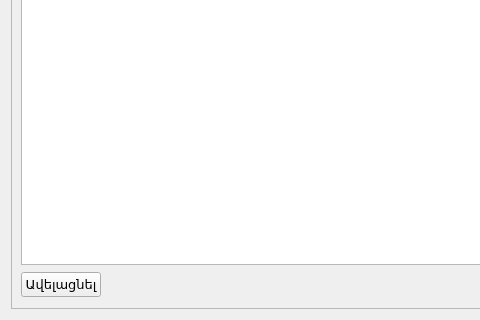
Above: src/customers.ui from ADCompany/AD-Farm before the change; both pictures show x 0 to 480 and y 221 to 541 of the 706 by 541 pixel window. Below: the same form after it.
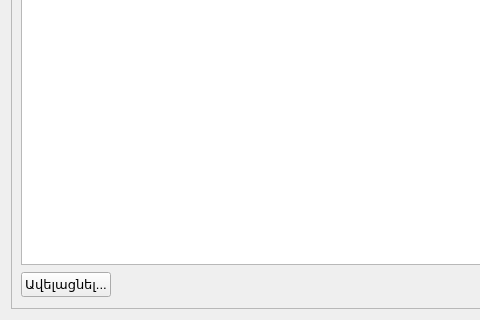
That is the form after the change. Icons and pictures are not drawn.

What changed in the file:
```diff
--- a/src/customers.ui
+++ b/src/customers.ui
@@ -44,7 +44,7 @@
               </font>
              </property>
              <property name="text">
-              <string>Ավելացնել</string>
+              <string>Ավելացնել...</string>
              </property>
              <property name="icon">
               <iconset resource="farmmanager.qrc">
```
